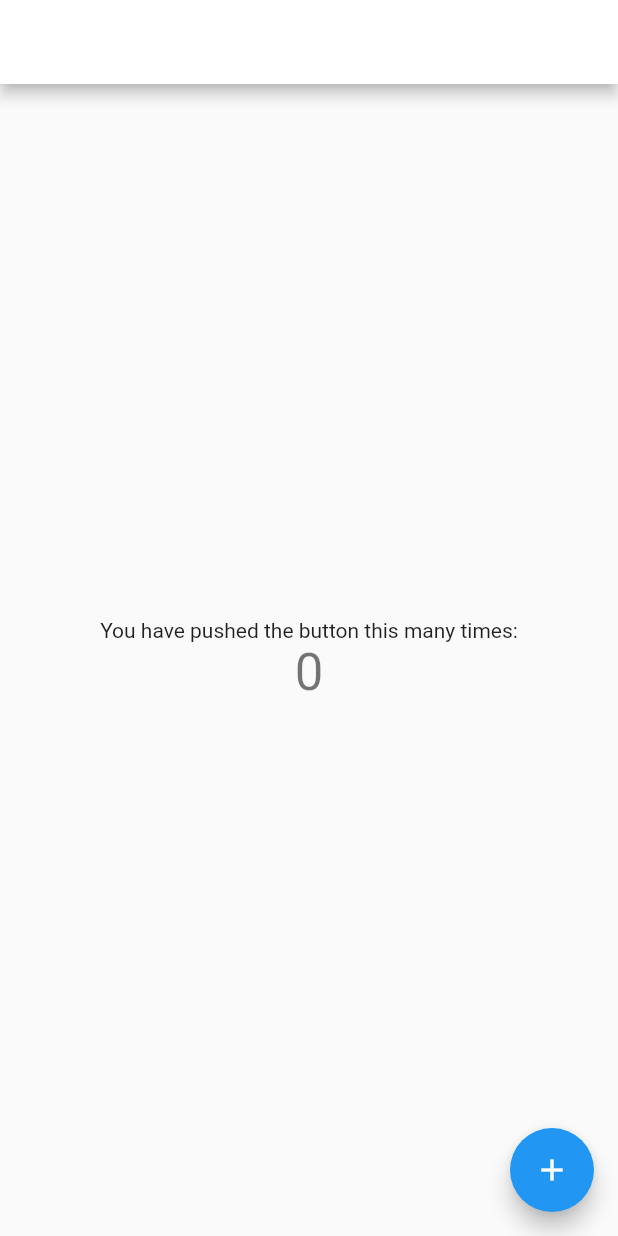
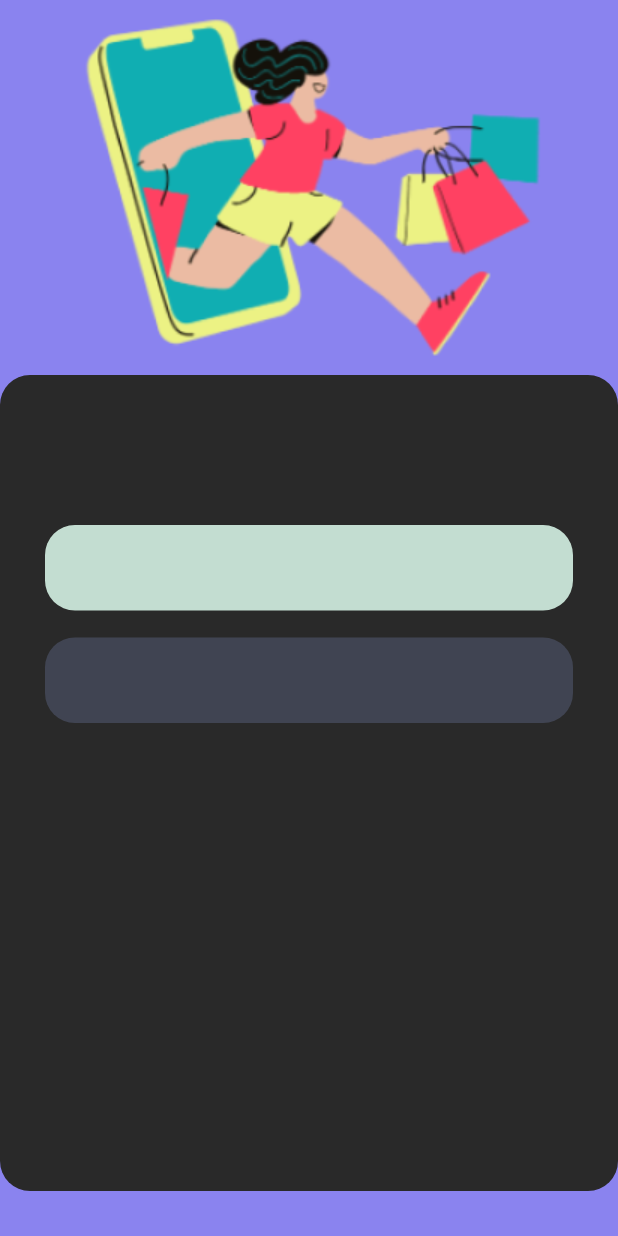
Before and after one commit to Tsabitah07/ecommerce_app, a Flutter app: the screen it shows after launch, on a phone screen of 412 x 824 dp. Run offline on Flutter 3.47's test engine with Material 2 defaults, Android fonts, the phone set to English and light mode, and no system bars; our stand-ins replace google_fonts.

Commit message:
feat: [FT] add simple layout register

```diff
--- /dev/null
+++ b/lib/HomePage.dart
@@ -0,0 +1 @@
+import 'package:flutter/material.dart';
--- /dev/null
+++ b/lib/RegisterPage.dart
@@ -0,0 +1,69 @@
+import 'package:flutter/material.dart';
+import 'package:google_fonts/google_fonts.dart';
+
+class Register extends StatelessWidget {
+  @override
+  Widget build(BuildContext context) {
+    return Container(
+      color: const Color(0xff8A83EF),
+      child: Stack(
+        children: [
+          Positioned(
+            left: 35,
+            right: 35,
+            child: Image.asset(
+              'assets/images/RegShop.png',
+              width: 250,
+              height: 245,
+            ),
+          ),
+          Positioned(
+            top: 250,
+            left: 0,
+            right: 0,
+            child: Container(
+              width: 280,
+              height: 544,
+              decoration: ShapeDecoration(
+                color: const Color(0xff292929),
+                shape: RoundedRectangleBorder(
+                  borderRadius: BorderRadius.circular(20.0),
+                ),
+              ),
+            ),
+          ),
+          Positioned(
+            top: 350,
+            left: 30,
+            right: 30,
+            child: Container(
+              width: 280,
+              height: 57,
+              decoration: ShapeDecoration(
+                color: Color(0xffC3DDD1),
+                shape: RoundedRectangleBorder(
+                  borderRadius: BorderRadius.circular(20.0),
+                ),
+              ),
+            ),
+          ),
+          Positioned(
+            top: 425,
+            left: 30,
+            right: 30,
+            child: Container(
+              width: 280,
+              height: 57,
+              decoration: ShapeDecoration(
+                color: Color(0xff404452),
+                shape: RoundedRectangleBorder(
+                  borderRadius: BorderRadius.circular(20.0),
+                ),
+              ),
+            ),
+          ),
+        ],
+      ),
+    );
+  }
+}
--- a/lib/main.dart
+++ b/lib/main.dart
@@ -1,3 +1,4 @@
+import 'package:ecommerce_app/RegisterPage.dart';
 import 'package:flutter/material.dart';
 
 void main() {
@@ -11,95 +12,7 @@ class MyApp extends StatelessWidget {
   @override
   Widget build(BuildContext context) {
     return MaterialApp(
-      home: const MyHomePage(title: 'Flutter Demo Home Page'),
+      home: Register(),
     );
   }
 }
-
-class MyHomePage extends StatefulWidget {
-  const MyHomePage({super.key, required this.title});
-
-  // This widget is the home page of your application. It is stateful, meaning
-  // that it has a State object (defined below) that contains fields that affect
-  // how it looks.
-
-  // This class is the configuration for the state. It holds the values (in this
-  // case the title) provided by the parent (in this case the App widget) and
-  // used by the build method of the State. Fields in a Widget subclass are
-  // always marked "final".
-
-  final String title;
-
-  @override
-  State<MyHomePage> createState() => _MyHomePageState();
-}
-
-class _MyHomePageState extends State<MyHomePage> {
-  int _counter = 0;
-
-  void _incrementCounter() {
-    setState(() {
-      // This call to setState tells the Flutter framework that something has
-      // changed in this State, which causes it to rerun the build method below
-      // so that the display can reflect the updated values. If we changed
-      // _counter without calling setState(), then the build method would not be
-      // called again, and so nothing would appear to happen.
-      _counter++;
-    });
-  }
-
-  @override
-  Widget build(BuildContext context) {
-    // This method is rerun every time setState is called, for instance as done
-    // by the _incrementCounter method above.
-    //
-    // The Flutter framework has been optimized to make rerunning build methods
-    // fast, so that you can just rebuild anything that needs updating rather
-    // than having to individually change instances of widgets.
-    return Scaffold(
-      appBar: AppBar(
-        // TRY THIS: Try changing the color here to a specific color (to
-        // Colors.amber, perhaps?) and trigger a hot reload to see the AppBar
-        // change color while the other colors stay the same.
-        backgroundColor: Theme.of(context).colorScheme.inversePrimary,
-        // Here we take the value from the MyHomePage object that was created by
-        // the App.build method, and use it to set our appbar title.
-        title: Text(widget.title),
-      ),
-      body: Center(
-        // Center is a layout widget. It takes a single child and positions it
-        // in the middle of the parent.
-        child: Column(
-          // Column is also a layout widget. It takes a list of children and
-          // arranges them vertically. By default, it sizes itself to fit its
-          // children horizontally, and tries to be as tall as its parent.
-          //
-          // Column has various properties to control how it sizes itself and
-          // how it positions its children. Here we use mainAxisAlignment to
-          // center the children vertically; the main axis here is the vertical
-          // axis because Columns are vertical (the cross axis would be
-          // horizontal).
-          //
-          // TRY THIS: Invoke "debug painting" (choose the "Toggle Debug Paint"
-          // action in the IDE, or press "p" in the console), to see the
-          // wireframe for each widget.
-          mainAxisAlignment: MainAxisAlignment.center,
-          children: <Widget>[
-            const Text(
-              'You have pushed the button this many times:',
-            ),
-            Text(
-              '$_counter',
-              style: Theme.of(context).textTheme.headlineMedium,
-            ),
-          ],
-        ),
-      ),
-      floatingActionButton: FloatingActionButton(
-        onPressed: _incrementCounter,
-        tooltip: 'Increment',
-        child: const Icon(Icons.add),
-      ), // This trailing comma makes auto-formatting nicer for build methods.
-    );
-  }
-}
```
Also changed, not shown: pubspec.yaml (+3 -30 lines), assets/images/RegShop.png (added), lib/LoginPage.dart (added), pubspec.lock, 1 other file.
